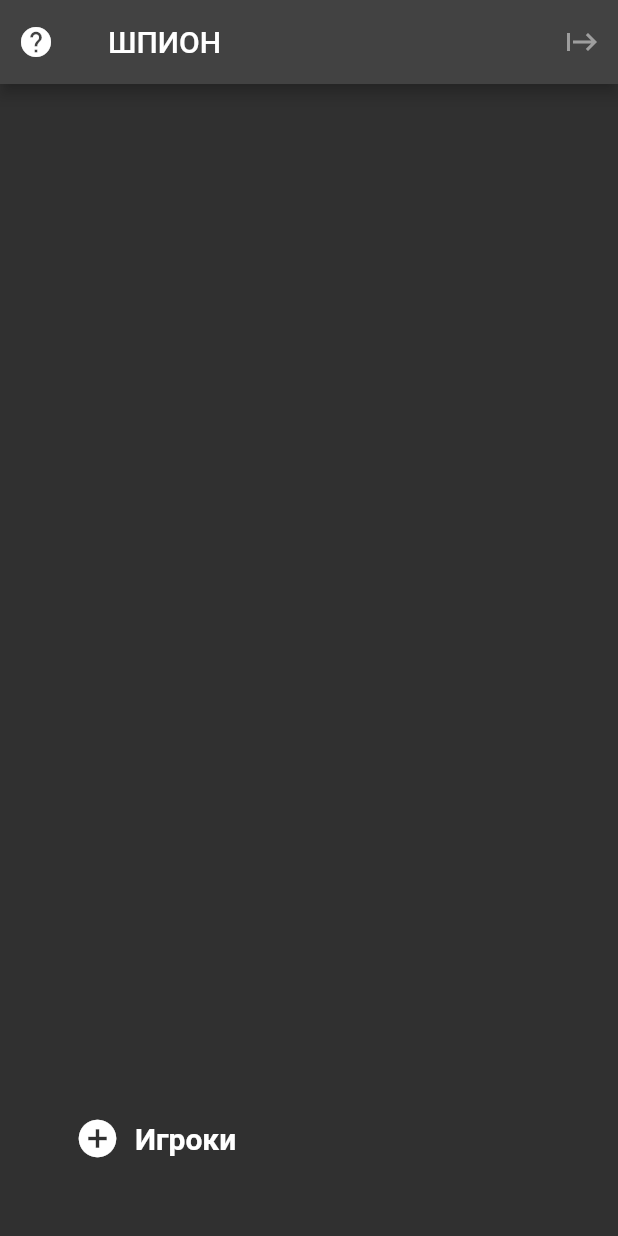
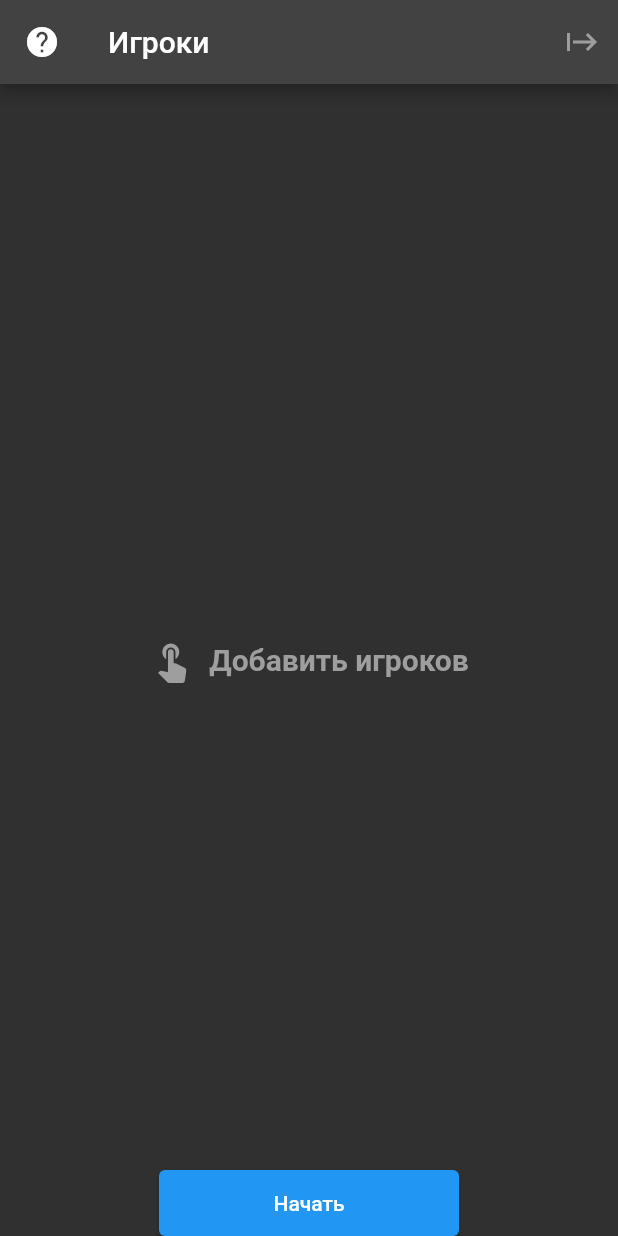
Before and after one commit to YarikineZ/THE_SPY, a Flutter app: the screen it shows after launch, on a phone screen of 412 x 824 dp. Run offline on Flutter 3.47's test engine with Material 2 defaults, Android fonts, the phone set to English and light mode, and no system bars; our stand-ins replace circular_countdown_timer.

Commit message:
home screen beauty

```diff
--- a/lib/pages/start_page.dart
+++ b/lib/pages/start_page.dart
@@ -25,22 +25,18 @@ class _StartPageState extends State<StartPage> {
   }
 
   Widget build(BuildContext context) {
-    return Scaffold(
+    return SafeArea(
+      child: Scaffold(
           appBar: AppBar(
-          title: Text("ШПИОН"), //обернууть в геншн и мидл клик
-          leading: SizedBox(
-            child: Row(
-              children: [
-                IconButton(
+            title: const Text("Игроки"),
+            //обернууть в геншн и мидл клик
+            leading: IconButton(
                 //required: () {_values.length>0},
                 enableFeedback: true,
                 onPressed: () {
                   Navigator.pushNamed(context, '/rules');
                 },
-                    icon: Icon(Icons.help))
-              ],
-            ),
-          ),
+                icon: Icon(Icons.help)),
             actions: [
               IconButton(
                   color: _canStartGame() ? Colors.white : Colors.grey,
@@ -51,97 +47,105 @@ class _StartPageState extends State<StartPage> {
                       arguments: _values,
                     );
                   },
-                icon: Icon(Icons.start)),
+                  icon: const Icon(Icons.start)),
+            ],
+          ),
+          bottomSheet: Row(
+            mainAxisAlignment: MainAxisAlignment.center,
+            children: [
+              StartButton(
+                width: 200.0, //double.infinity,
+                borderRadius: BorderRadius.circular(20),
+                onPressed: () {},
+                child: const Text("Начать"),
+              ),
             ],
           ),
           body: Container(
             padding: const EdgeInsets.all(20.0),
+            //color: Colors.green,
             child: Stack(
-            alignment: AlignmentDirectional.topStart,
-            //mainAxisAlignment: MainAxisAlignment.spaceAround,
               children: [
                 GestureDetector(
-                  //TODO как сделать так чтобы был на полный экран? Не было button overloaded?
                     onTap: _onCenterClick,
                     child: Column(
-                    mainAxisAlignment: MainAxisAlignment.spaceAround,
                       children: [
                         Expanded(
                           child: Container(
-                          alignment: AlignmentDirectional.bottomCenter,
+                            //без цвета контейнер сужается до строки
                             color: Colors.transparent,
-                        ),
-                      ),
-                      Container(
-                        //Зафиксировать внизу чтобы не скакал с клавиатурой
-                        padding: const EdgeInsets.fromLTRB(30, 0, 0, 30),
-                        decoration: BoxDecoration(color: Colors.transparent),
                             child: Row(
+                              mainAxisAlignment: MainAxisAlignment.center,
                               children: const [
                                 Icon(
-                              Icons.add_circle,
+                                  Icons.touch_app,
                                   size: 30.0,
+                                  color: Colors.grey,
                                 ),
                                 Text(
-                              "  Игроки",
+                                  "  Добавить игроков",
                                   style: TextStyle(
-                                  color: Colors.white,
+                                      color: Colors.grey,
                                       fontWeight: FontWeight.bold,
                                       fontSize: 20.0),
                                 ),
                               ],
                             ),
-                      )
+                          ),
+                        ),
                       ],
                     )),
                 ListView.builder(
-                shrinkWrap: true,
+                  shrinkWrap:
+                      true, //хз что это, но если false, то GerionDetector не работает
                   itemCount: _values.length,
                   itemBuilder: (context, index) => _row(index),
                 ),
               ],
             ),
-        ));
+          )),
+    );
   }
 
 //Почему мы не добавляем возвращаемый функцией тип?
   _row(int index) {
     return Dismissible(
       background: Container(
-        color: Colors.red,
         alignment: AlignmentDirectional.centerEnd,
-        child: Padding(
-          padding: EdgeInsets.fromLTRB(0.0, 0.0, 10.0, 0.0),
-          child: Icon(
+        padding: EdgeInsets.only(right: 10.0),
+        margin: const EdgeInsets.symmetric(vertical: 5.0),
+        decoration: BoxDecoration(
+            borderRadius: BorderRadius.circular(15), color: Colors.red),
+        child: const Icon(
           Icons.delete,
           color: Colors.white,
         ),
       ),
-      ),
-      //ПРОБЛЕМА В KEY
       key: Key(_values[index]),
       direction: DismissDirection.endToStart,
-      //onDismissed: _delRow(direction, key),
-      onDismissed: (direction) {
-        _delRow(direction, index);
-      },
-      child: Row(
-        children: [
-          Text('$index'),
-          SizedBox(
-            width: 30.0,
+      onDismissed: (direction) => _delRow(direction, index),
+      dismissThresholds: {DismissDirection.endToStart: 0.5},
+      child: Container(
+        padding: const EdgeInsets.symmetric(horizontal: 20.0, vertical: 5.0),
+        margin: const EdgeInsets.symmetric(vertical: 3.0),
+        decoration: BoxDecoration(
+          borderRadius: BorderRadius.circular(15),
+          color: Colors.black26,
         ),
-          Expanded(
         child: TextFormField(
-            textCapitalization: TextCapitalization.characters,
-            initialValue: _values[index],
+          style: TextStyle(fontSize: 18),
+          initialValue: _values[index], //костыль?
           focusNode: focusStates[index],
           onFieldSubmitted: _onCenterClick,
+          autocorrect: false,
+          decoration: const InputDecoration(
+            border: InputBorder.none,
+            hintText: "Имя",
+          ),
           onChanged: (val) {
             _onUpdate(index, val); //откуда взялся VAL?
           },
-          )),
-        ],
+        ),
       ),
     );
   }
@@ -206,3 +210,46 @@ class _StartPageState extends State<StartPage> {
   bool _canStartGame() =>
       _values.length >= 3 && _values.last != "" ? true : false;
 }
+
+class StartButton extends StatelessWidget {
+  final BorderRadiusGeometry? borderRadius;
+  final double? width;
+  final double height;
+  final Gradient gradient;
+  final VoidCallback? onPressed;
+  final Widget child;
+
+  const StartButton({
+    Key? key,
+    required this.onPressed,
+    required this.child,
+    this.width,
+    this.height = 44.0,
+    this.borderRadius,
+    this.gradient = const LinearGradient(
+        colors: [Color.fromARGB(255, 88, 100, 101), Colors.indigo]),
+  }) : super(key: key);
+
+  @override
+  Widget build(BuildContext context) {
+    final borderRadius = BorderRadius.circular(15);
+    return Container(
+      width: width,
+      height: height,
+      decoration: BoxDecoration(
+        gradient: gradient,
+        borderRadius: borderRadius,
+      ),
+      child: ElevatedButton(
+        onPressed: onPressed,
+        // style: ButtonStyle(
+        //     backgroundColor: MaterialStateProperty.all(Colors.transparent),
+        //     //padding: MaterialStateProperty.all(EdgeInsets.all(50)),
+
+        //     textStyle: MaterialStateProperty.all(
+        //         TextStyle(fontSize: 20, fontWeight: FontWeight.bold))),
+        child: child,
+      ),
+    );
+  }
+}
```
Lines whose indentation alone changed are shown as unchanged.
